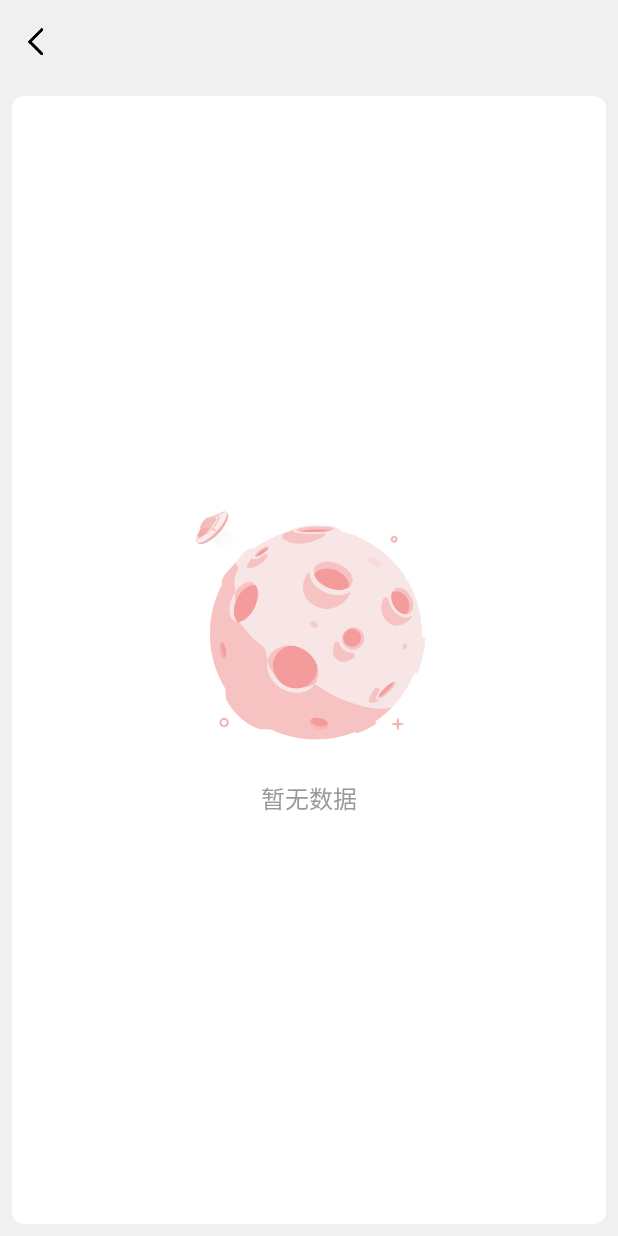
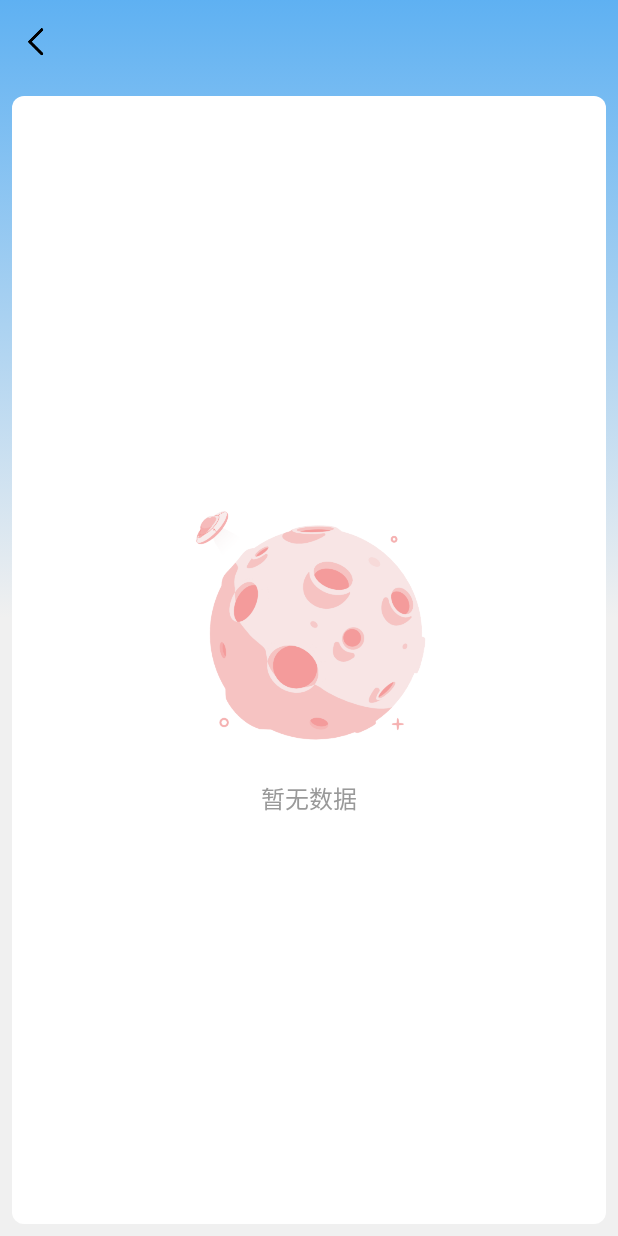
Before and after one commit to aaronzzx/Fast-Compose, an Android app built with Jetpack Compose: the screen it shows after launch (PagingActivity), on a phone screen of 412 x 824 dp. Run offline under Robolectric (Android 15) with nearby library versions, the phone set to English and light mode, and no system bars; our stand-ins replace Dagger/Hilt's generated code, accompanist, constraintlayout-compose.

Commit message:
PagingStateComponent 增加自定义 emptyContent

```diff
--- a/app/src/main/java/com/aaron/fastcompose/paging3/PagingActivity.kt
+++ b/app/src/main/java/com/aaron/fastcompose/paging3/PagingActivity.kt
@@ -26,6 +26,7 @@ import androidx.compose.material.Text
 import androidx.compose.runtime.Composable
 import androidx.compose.ui.Alignment
 import androidx.compose.ui.Modifier
+import androidx.compose.ui.graphics.Brush
 import androidx.compose.ui.graphics.Color
 import androidx.compose.ui.graphics.graphicsLayer
 import androidx.compose.ui.text.font.FontWeight
@@ -73,10 +74,18 @@ class PagingActivity : BaseComposeActivity() {
         }
         FastComposeTheme {
             Surface(
+                modifier = Modifier.fillMaxSize(),
+                color = Color(0xFFF0F0F0)
+            ) {
+                Box(
                     modifier = Modifier
-                    .fillMaxSize(),
-                elevation = 4.dp,
-                color = Color(0xFFF0F0F0)
+                        .fillMaxSize()
+                        .background(
+                            brush = Brush.verticalGradient(
+                                0f to Color(0xB32196F3),
+                                0.5f to Color(0xFFF0F0F0)
+                            )
+                        )
                 ) {
                     Column {
                         TopBar(
@@ -91,6 +100,7 @@ class PagingActivity : BaseComposeActivity() {
                             }
                         )
                         PagingPage()
+                    }
                 }
             }
         }
@@ -177,11 +187,12 @@ private fun PagingPage() {
                 height = indicatorHeight
             )
         },
-        modifier = Modifier
-            .fillMaxSize()
-            .background(color = Color(0xFFF0F0F0))
+        modifier = Modifier.fillMaxSize()
     ) {
-        PagingStateComponent(pagingComponent = vm, stateComponent = vm) {
+        PagingStateComponent(
+            pagingComponent = vm,
+            stateComponent = vm
+        ) {
             PagingGridComponent(
                 component = vm,
                 columns = GridCells.Fixed(2),
--- a/compose/src/main/java/com/aaron/compose/component/StateComponent.kt
+++ b/compose/src/main/java/com/aaron/compose/component/StateComponent.kt
@@ -47,16 +47,16 @@ import kotlin.coroutines.EmptyCoroutineContext
 fun <K, V> PagingStateComponent(
     pagingComponent: PagingComponent<K, V>,
     stateComponent: StateComponent,
+    empty: @Composable () -> Unit = {
+        ViewStatePage(text = "暂无数据")
+    },
     content: @Composable () -> Unit
 ) {
-    val emptyContent: (@Composable () -> Unit) = remember {
-        { ViewStatePage(text = "暂无数据") }
-    }
     val failureErrorContent: (@Composable () -> Unit) = remember {
         {
             val pageData = pagingComponent.pageData
             if (pageData.isEmpty) {
-                emptyContent()
+                empty()
             } else {
                 content()
             }
@@ -71,7 +71,7 @@ fun <K, V> PagingStateComponent(
             failureErrorContent()
         },
         empty = {
-            emptyContent()
+            empty()
         },
         content = content
     )
```
Lines whose indentation alone changed are shown as unchanged.
